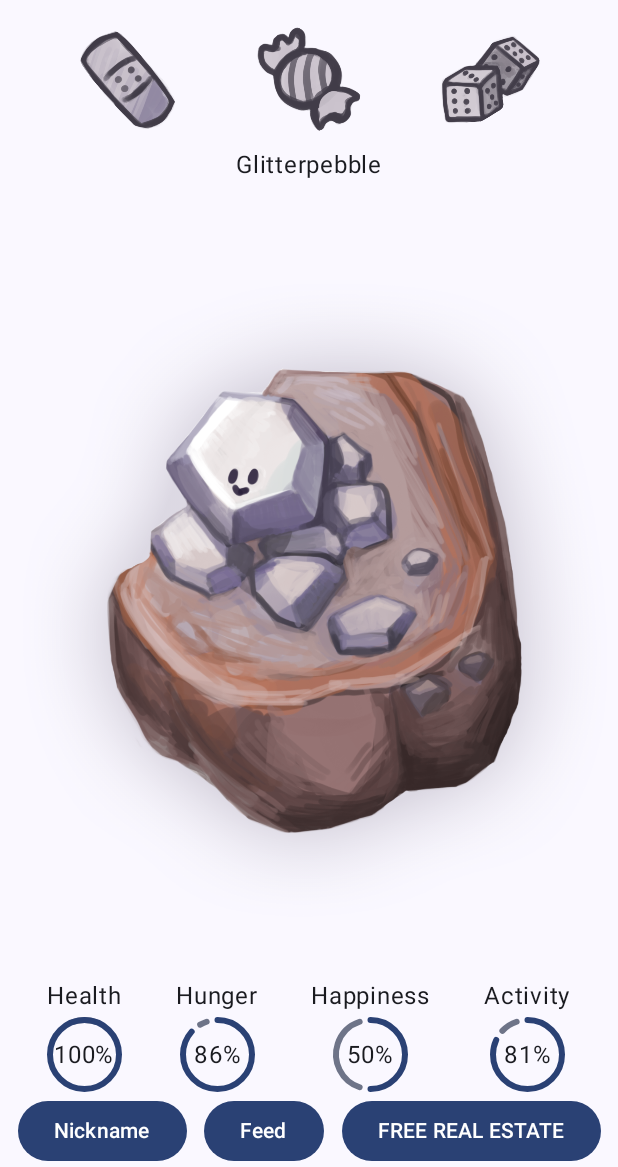
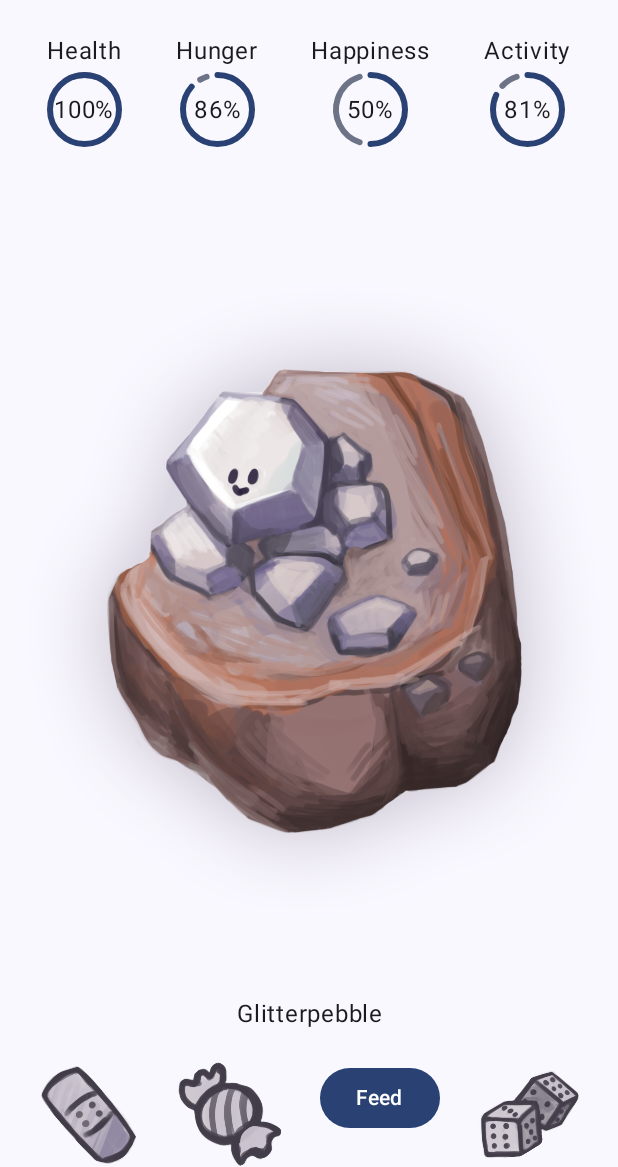
Before and after one commit to tmauritz/MAD-Group13, an Android app built with Jetpack Compose: the screen it shows after launch (MainActivity), on a phone screen of 412 x 824 dp, the part 69-1236 px from its top. Run offline under Robolectric (Android 15) with nearby library versions, the phone set to English and light mode, and no system bars; our stand-ins replace Dagger/Hilt's generated code, Room's generated code.

Commit message:
Fixed up layout

```diff
--- a/app/src/main/java/com/example/mad_group13/presentation/MainScreen.kt
+++ b/app/src/main/java/com/example/mad_group13/presentation/MainScreen.kt
@@ -28,6 +28,7 @@ import androidx.compose.ui.Alignment
 import androidx.compose.ui.Modifier
 import androidx.compose.ui.res.painterResource
 import androidx.compose.ui.res.stringResource
+import androidx.compose.ui.text.style.TextAlign
 import androidx.compose.ui.tooling.preview.Preview
 import androidx.compose.ui.unit.dp
 import androidx.compose.ui.window.Dialog
@@ -72,6 +73,7 @@ fun MainScreen(
             lifecycleOwner.lifecycle.removeObserver(petStateViewModel)
         }
     }
+
 
     //TODO: these don't belong here i guess? idk where to put them though
     var showNicknameDialog by remember { mutableStateOf(false) }
@@ -118,10 +120,31 @@ fun MainScreen(
             Column {
                 Row(
                     horizontalArrangement = Arrangement.SpaceEvenly,
-                    verticalAlignment = Alignment.CenterVertically,
+                    modifier = modifier
+                        .padding(innerPadding)
+                        .fillMaxWidth()){
+                    StatDisplay(stringResource(R.string.label_stat_health), activePet.health)
+                    StatDisplay(stringResource(R.string.label_stat_hunger), activePet.hunger)
+                    StatDisplay(stringResource(R.string.label_stat_happiness), activePet.happiness)
+                    StatDisplay(stringResource(R.string.label_stat_activity), activePet.activity)
+                }
+            }
+
+            Column{
+                Text(
+                    text = activePet.nickname,
+                    textAlign = TextAlign.Center,
+                    modifier = modifier
+                        .padding(bottom = 20.dp)
+                        .fillMaxWidth()
+                        .clickable {
+                            showNicknameDialog = true
+                        }
+                )
+                Row(
+                    horizontalArrangement = Arrangement.SpaceEvenly,
                     modifier = modifier
                         .fillMaxWidth()
-                        .padding(innerPadding)
                 ) {
                     Image(
                         painter = painterResource(id = R.drawable.icons_heal),
@@ -129,8 +152,8 @@ fun MainScreen(
                         modifier = Modifier
                             .width(70.dp)
                             .clickable {
-                            petStateViewModel.fullRestoreActivePet()
-                        }
+                                petStateViewModel.fullRestoreActivePet()
+                            }
                     )
                     Image(
                         painter = painterResource(id = R.drawable.icons_snack),
@@ -141,6 +164,11 @@ fun MainScreen(
                                 Log.i("MAD_MainScreen_image", "Se snack hath been clicked")
                             }
                     )
+                    Button(
+                        onClick = { showFoodMenu = true }  //onNavigateToFoodMenu
+                    ) {
+                        Text(stringResource(R.string.button_feed))
+                    }
 
                     Image(
                         painter = painterResource(id = R.drawable.icons_minigames),
@@ -168,47 +196,6 @@ fun MainScreen(
                             Text("STOCKS")
                         }
                     }*/
-                }
-
-                Text(
-                    text = activePet.nickname,
-                    modifier = modifier
-                        .padding(top = 10.dp)
-                        .align(Alignment.CenterHorizontally)
-                )
-            }
-
-            Column{
-                Row(
-                    horizontalArrangement = Arrangement.SpaceEvenly,
-                    modifier = modifier.fillMaxWidth()){
-                    StatDisplay(stringResource(R.string.label_stat_health), activePet.health)
-                    StatDisplay(stringResource(R.string.label_stat_hunger), activePet.hunger)
-                    StatDisplay(stringResource(R.string.label_stat_happiness), activePet.happiness)
-                    StatDisplay(stringResource(R.string.label_stat_activity), activePet.activity)
-                }
-
-                Row (
-                    horizontalArrangement = Arrangement.SpaceEvenly,
-                    modifier = modifier.fillMaxWidth()
-                ){
-                    Button(
-                        onClick = {
-                            showNicknameDialog = true
-                        }
-                    ) {
-                        Text(stringResource(R.string.button_nickname))
-                    }
-                    Button(
-                        onClick = { showFoodMenu = true }  //onNavigateToFoodMenu
-                    ) {
-                        Text(stringResource(R.string.button_feed))
-                    }
-                    Button(
-                        onClick = onNavigatePetHistory
-                    ) {
-                        Text("FREE REAL ESTATE")
-                    }
                 }
             }
         }
```
